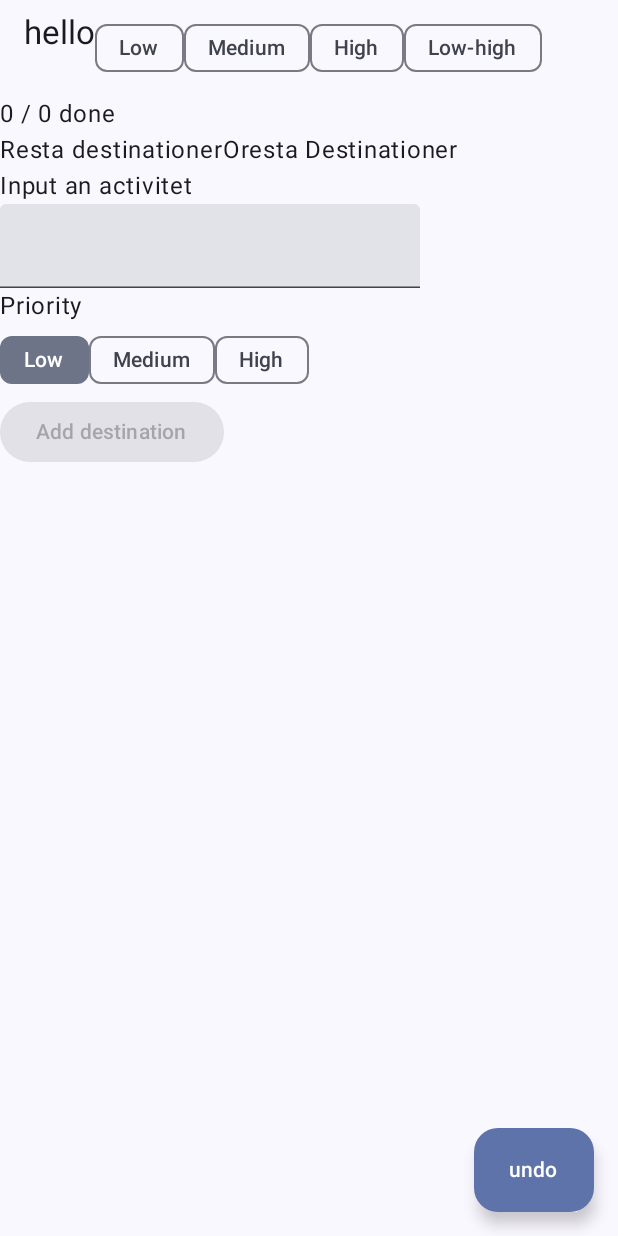
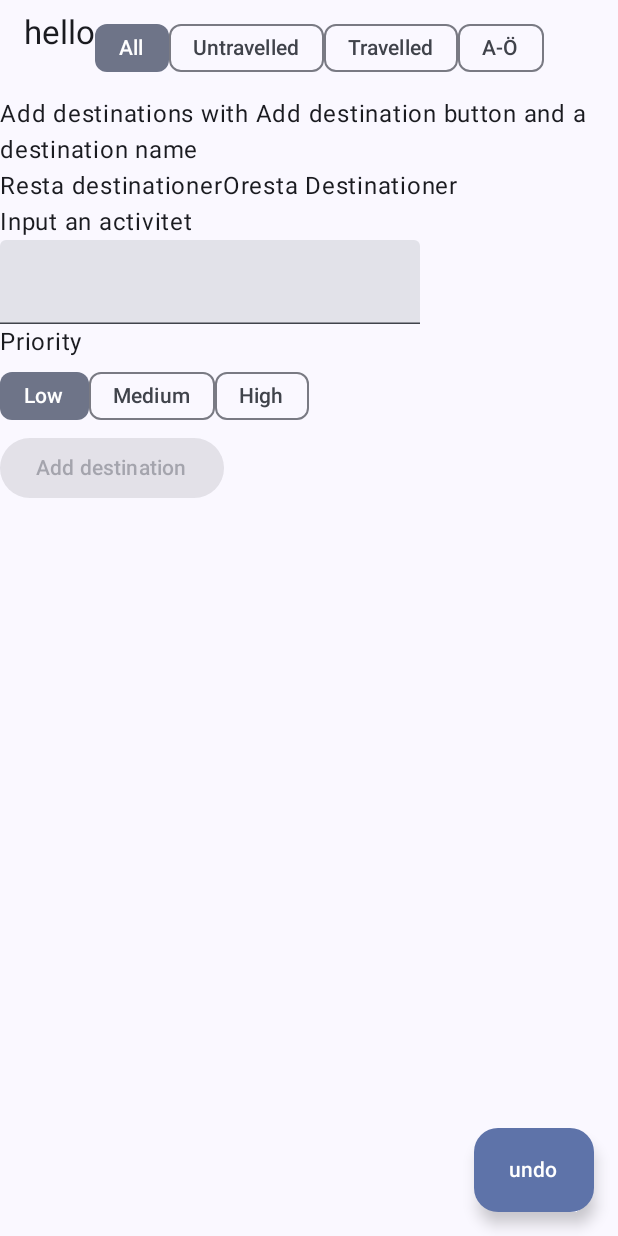
Before and after one commit to lenaappelberg/Resplanen, an Android app built with Jetpack Compose: the screen it shows after launch (MainActivity), on a phone screen of 412 x 824 dp. Run offline under Robolectric (Android 15) with nearby library versions, the phone set to English and light mode, and no system bars.

Commit message:
hjälpmeddlande

```diff
--- a/app/src/main/java/com/example/resplanen/MainActivity.kt
+++ b/app/src/main/java/com/example/resplanen/MainActivity.kt
@@ -77,24 +77,24 @@ class MainActivity : ComponentActivity() {
 @Composable
 fun Title(text:String,viewmodel: ResplanenViewmodel=viewModel()){
     val state=viewmodel.uistate
-
-    Row() {Text(text)
-        //Ångra knapp
-        //priorities filter
+    val view= viewmodel
+    Row() {
+        Text(text)
         Row() {
             filters.forEach { filter ->
                 FilterChip(
-                    selected = state.filter==filter,
+                    selected = state.filter == filter,
                     onClick = { viewmodel.onFilterChange(filter) },
                     label = { Text(filter) },
                 )
             }
         }
-        //Searchbar
-        FilterChip(selected =state.sortByTitle,
-            onClick = {viewmodel.toggleSort()},
-            label = {Text("Low-high")})
-                }
+        // turn on /off filter
+        FilterChip(
+            selected = state.sortByTitle,
+            onClick = { viewmodel.toggleSort() },
+            label = { Text("A-Ö") })
+    }
 
 }
 @Composable
@@ -104,14 +104,16 @@ fun Listofcards(viewmodel: ResplanenViewmodel=viewModel() ){
         Column() {
             Text(text = "Resta destinationer")
             LazyColumn() {
-
+                items(resor, key = { it.id }) { res ->
+                    Travelcards(Resplanen(res.Aktivitet, res.priority, res.id))
+                }
             }
         }
         Column() {
             Text(text = "Oresta Destinationer")
             LazyColumn() {
-                items(resor,key={it.id}){res->
-                    Travelcards(Resplanen(res.Aktivitet,res.priority,res.id))
+                items(viewmodel.shown, key = { it.id }) { res ->
+                    Travelcards(Resplanen(res.Aktivitet, res.priority, res.id))
                 }
             }
         }
@@ -175,7 +177,8 @@ fun Delete(viewmodel: ResplanenViewmodel=viewModel(),id:Int){
 }
 @Composable
 fun Statisticrow(viewmodel: ResplanenViewmodel=viewModel()){
-    Text(text ="${viewmodel.uistate.mutreslist.filter { it.gjort==true }.size} / ${viewmodel.uistate.mutreslist.size} done")
+    Text(text = if (viewmodel.uistate.mutreslist.size == 0) "Add destinations with Add destination button and a destination name"
+    else "${viewmodel.uistate.mutreslist.filter { it.gjort == true }.size} / ${viewmodel.uistate.mutreslist.size} done")
 }
 @Composable
 fun Addaktivitet(id: Int,viewmodel: ResplanenViewmodel=viewModel()){
--- a/app/src/main/java/com/example/resplanen/ResplanenViewmodel.kt
+++ b/app/src/main/java/com/example/resplanen/ResplanenViewmodel.kt
@@ -20,11 +20,11 @@ data class Resplanenuistate(
     val newaktivitet:String="",
     val priority:String=priorities[0],
     val sortByTitle: Boolean = false,
-    val filter:String="ALLA",
+    val filter:String="All",
     val mutreslist: List<Resplanen> =reslist
 )
 val priorities=listOf<String>("Low","Medium","High")
-val filters=listOf<String>("Low","Medium","High")
+val filters=listOf<String>("All", "Untravelled", "Travelled")
 class ResplanenViewmodel : ViewModel() {
     var uistate by mutableStateOf(Resplanenuistate())
         private set
@@ -35,7 +35,7 @@ class ResplanenViewmodel : ViewModel() {
         val aktivitet = uistate.aktivitet.trim()
         if (aktivitet.isEmpty()) return
         val nyresa = Resplanen(
-            uistate.aktivitet,uistate.priority,
+            uistate.aktivitet, uistate.priority,
             count,
         )
         count += 1
@@ -44,18 +44,20 @@ class ResplanenViewmodel : ViewModel() {
             mutreslist = uistate.mutreslist + nyresa
         )
     }
-    //,plats: String,gjort: Boolean
     fun onnewaktivitetresa(aktivitet: String) {
         uistate = uistate.copy(aktivitet = aktivitet)
     }
-    fun onnewpriority(priority: String){
-        uistate=uistate.copy(priority = priority)
+
+    fun onnewpriority(priority: String) {
+        uistate = uistate.copy(priority = priority)
     }
+
     fun updateraresa(id: Int) {
         uistate = uistate.copy(
             mutreslist = uistate.mutreslist.map { if (it.id == id) it.copy(gjort = !it.gjort) else it }
         )
     }
+
     fun tabortresa(id: Int) {
         val index = uistate.mutreslist.indexOfFirst { it.id == id }
         if (index == -1) return
@@ -63,16 +65,19 @@ class ResplanenViewmodel : ViewModel() {
         lastRemovedIndex = index
         uistate = uistate.copy(mutreslist = uistate.mutreslist.filter { it.id != id })
     }
-    fun starteditresa(newaktivitet: String){
-        uistate=uistate.copy(
+
+    fun starteditresa(newaktivitet: String) {
+        uistate = uistate.copy(
             newaktivitet = newaktivitet
         )
     }
+
     fun editaktivitetresa(id: Int, newaktivitet: String) {
         uistate = uistate.copy(
             mutreslist = uistate.mutreslist.map { if (it.id == id) it.copy(Aktivitet = newaktivitet) else it }
         )
     }
+
     fun onFilterChange(filter: String) {
         uistate = uistate.copy(filter = filter)
     }
@@ -80,11 +85,11 @@ class ResplanenViewmodel : ViewModel() {
     fun toggleSort() {
         uistate = uistate.copy(sortByTitle = !uistate.sortByTitle)
     }
+
     val filtered = uistate.mutreslist.filter {
         when (uistate.filter) {
-            "Low" -> it.priority=="low"
-            "Medium" -> it.priority=="medium"
-            "High"-> it.priority =="High"
+            "Untravelled" -> !it.gjort
+            "Travelled" -> it.gjort
             else -> true
         }
     }
@@ -93,6 +98,7 @@ class ResplanenViewmodel : ViewModel() {
     } else {
         filtered
     }
+
     fun undoRemove() {
         val res = lastRemoved ?: return
         val resor = uistate.mutreslist
@@ -101,11 +107,4 @@ class ResplanenViewmodel : ViewModel() {
         )
         lastRemoved = null
     }
-
-//    fun sokaresa(Aktivitet: String){
-//        uistate=uistate.copy(
-//            mutreslist = uistate.mutreslist.map { if (it.Aktivitet == Aktivitet) return it else it }
-//        )
-//    }
 }
-    //new list?
```
